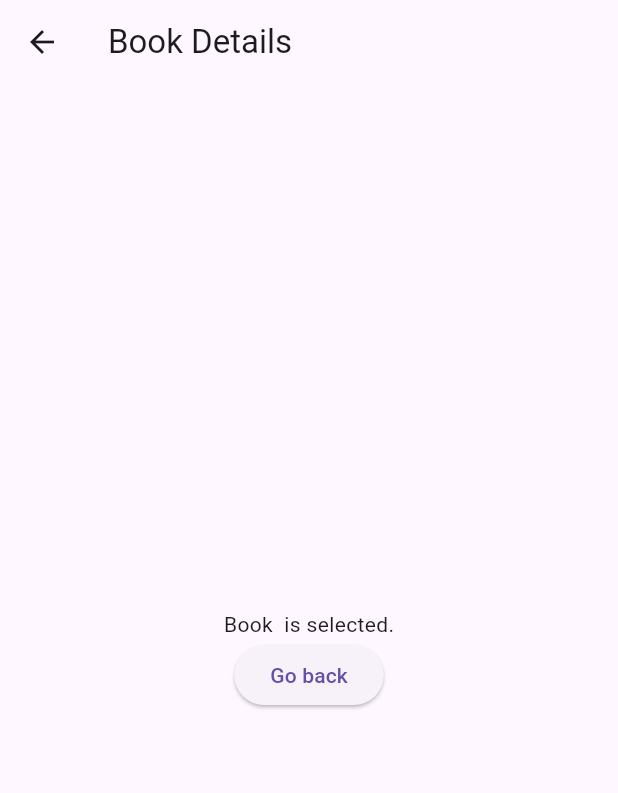
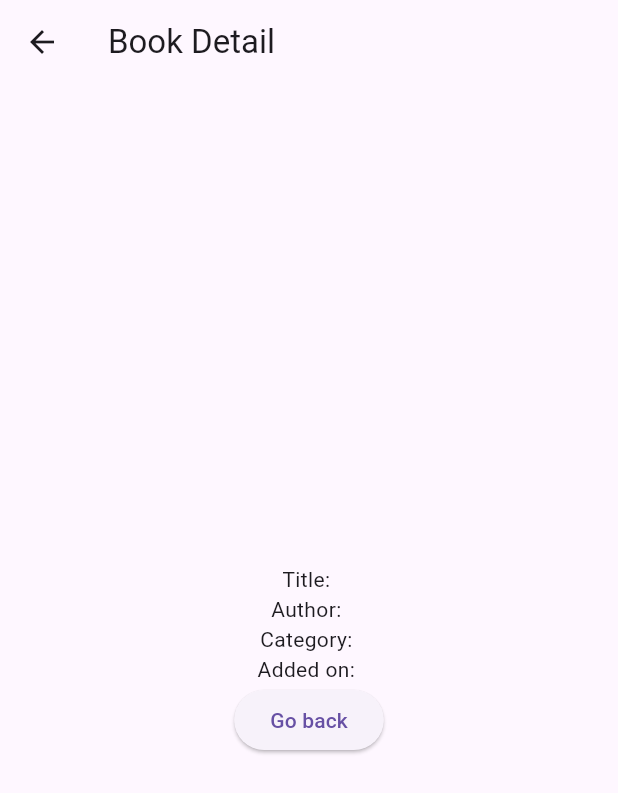
Before and after one commit to tomatoboy-hub/StackTaculer, a Flutter app: the DetailScreen screen opened directly with empty values, on a phone screen of 412 x 824 dp. Shown: the top 793 px of the screen. Run offline on Flutter 3.47's test engine with Material 3 defaults, Android fonts, the phone set to English and light mode, and no system bars; our stand-ins replace flutter_local_notifications, sensors, sqflite; missing offline and left inert: android_alarm_manager_plus, flutter_cube; accounts and stored records are empty.

Commit message:
detail page customed

```diff
--- /dev/null
+++ b/lib/book.dart
@@ -0,0 +1,13 @@
+class Book {
+  final String title;
+  final String author;
+  final String category;
+  final String addedTime;
+
+  Book({
+    required this.title,
+    required this.author,
+    required this.category,
+    required this.addedTime,
+  });
+}
--- a/lib/main.dart
+++ b/lib/main.dart
@@ -4,7 +4,7 @@ import 'package:flutter_local_notifications/flutter_local_notifications.dart';
 final FlutterLocalNotificationsPlugin flutterLocalNotificationsPlugin =
 FlutterLocalNotificationsPlugin();
 
-void main() {
+void main() async{
   WidgetsFlutterBinding.ensureInitialized();
   var initializationSettingsAndroid = AndroidInitializationSettings('@mipmap/ic_launcher');
   var initializationSettings = InitializationSettings(android: initializationSettingsAndroid);
--- a/lib/screens/detail_screen.dart
+++ b/lib/screens/detail_screen.dart
@@ -1,30 +1,34 @@
 import 'package:flutter/material.dart';
+import '../book.dart'; // Bookクラスを定義したファイル
 
 class DetailScreen extends StatelessWidget {
-  final  String bookTitle;
+  final Book book;
 
-  DetailScreen ({required this.bookTitle});
+  const DetailScreen({Key? key, required this.book}) : super(key: key);
 
   @override
-  Widget build (BuildContext context){
+  Widget build(BuildContext context) {
     return Scaffold(
       appBar: AppBar(
-        title: Text('Book Details'),
+        title: Text('Book Detail'),
       ),
       body: Center(
         child: Column(
           mainAxisAlignment: MainAxisAlignment.center,
           children: <Widget>[
-            Text('Book $bookTitle is selected.'),
+            Text('Title: ${book.title}'),
+            Text('Author: ${book.author}'),
+            Text('Category: ${book.category}'),
+            Text('Added on: ${book.addedTime}'),
             ElevatedButton(
-              onPressed: (){
+              onPressed: () {
                 Navigator.pop(context);
               },
               child: Text('Go back'),
-            )
+            ),
           ],
         ),
-      )
+      ),
     );
   }
 }
--- a/pubspec.yaml
+++ b/pubspec.yaml
@@ -18,7 +18,6 @@ dependencies:
   sqflite: any
   path_provider: any
   flutter_local_notifications: ^9.1.4
-  # Android用
   android_alarm_manager_plus: ^1.2.0
 
 
```
Also changed, not shown: lib/screens/home_screen.dart (+18 -41 lines), pubspec.lock, 1 other file.
